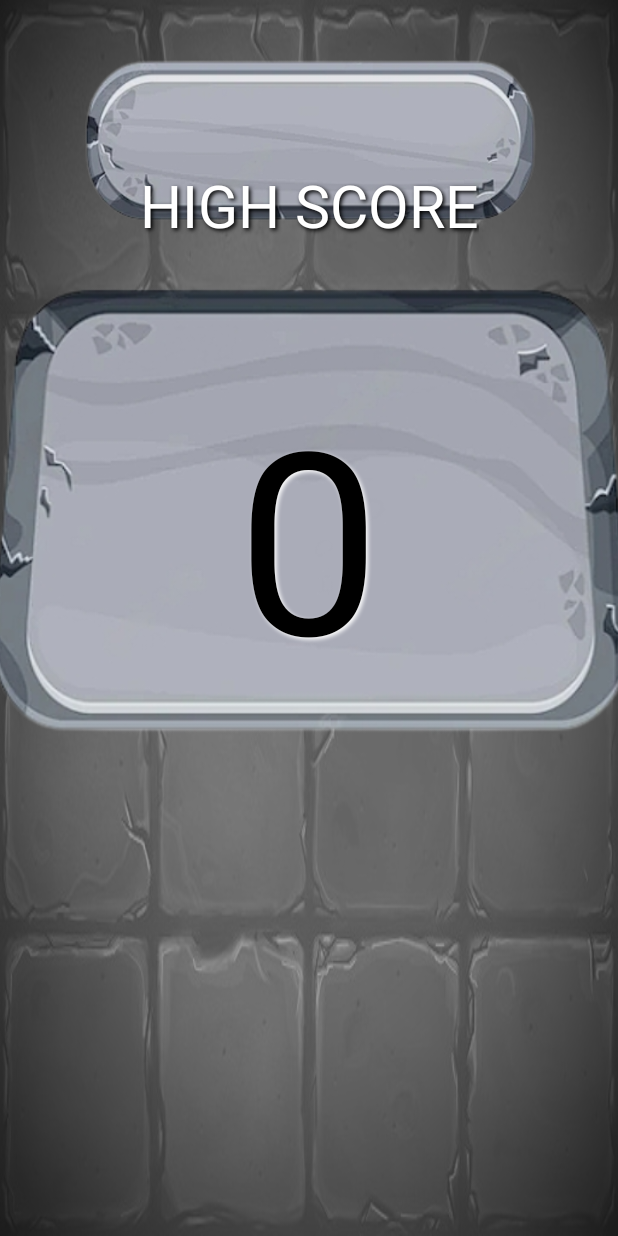
After one commit to SBlaxberg1/OneDeckDungeon, an Android app: the layout highscore_layout.xml on its own in the app's theme, with its tools: preview values and no code run, on a phone screen of 412 x 824 dp. The commit adds this screen. Run offline under Robolectric (Android 15) with nearby library versions, the phone set to English and light mode, and no system bars.

Commit message:
Added high score funtionality

```diff
--- /dev/null
+++ b/app/src/main/res/layout/highscore_layout.xml
@@ -0,0 +1,69 @@
+<?xml version="1.0" encoding="utf-8"?>
+<androidx.constraintlayout.widget.ConstraintLayout xmlns:android="http://schemas.android.com/apk/res/android"
+    xmlns:app="http://schemas.android.com/apk/res-auto"
+    xmlns:tools="http://schemas.android.com/tools"
+    android:layout_width="match_parent"
+    android:layout_height="match_parent"
+    android:background="@drawable/odd_icon_bg">
+
+    <ImageView
+        android:id="@+id/imageView2"
+        android:layout_width="524dp"
+        android:layout_height="411dp"
+        app:layout_constraintBottom_toBottomOf="parent"
+        app:layout_constraintEnd_toEndOf="parent"
+        app:layout_constraintHorizontal_bias="0.424"
+        app:layout_constraintStart_toStartOf="parent"
+        app:layout_constraintTop_toTopOf="parent"
+        app:layout_constraintVertical_bias="0.325"
+        app:srcCompat="@drawable/odd_card_rack_flipped" />
+
+    <ImageView
+        android:id="@+id/imageView3"
+        android:layout_width="375dp"
+        android:layout_height="126dp"
+        android:layout_marginTop="30dp"
+        app:layout_constraintEnd_toEndOf="parent"
+        app:layout_constraintStart_toStartOf="parent"
+        app:layout_constraintTop_toTopOf="parent"
+        app:srcCompat="@drawable/odd_button" />
+
+    <TextView
+        android:id="@+id/highScoreTitle"
+        android:layout_width="wrap_content"
+        android:layout_height="wrap_content"
+        android:layout_marginTop="64dp"
+        android:layout_marginBottom="615dp"
+        android:shadowColor="@color/black"
+        android:shadowDx="1.9"
+        android:shadowDy="1.9"
+        android:shadowRadius="2.9"
+        android:text="@string/highscores"
+        android:textAllCaps="true"
+        android:textColor="@color/white"
+        android:textSize="39sp"
+        app:layout_constraintBottom_toBottomOf="parent"
+        app:layout_constraintEnd_toEndOf="parent"
+        app:layout_constraintStart_toStartOf="parent"
+        app:layout_constraintTop_toTopOf="parent" />
+
+    <TextView
+        android:id="@+id/highScoreText"
+        android:layout_width="wrap_content"
+        android:layout_height="wrap_content"
+        android:layout_marginTop="197dp"
+        android:layout_marginBottom="308dp"
+        android:shadowColor="@color/white"
+        android:shadowDx="1.9"
+        android:shadowDy="1.9"
+        android:shadowRadius="2.9"
+        android:text="@string/ZERO"
+        android:textAllCaps="true"
+        android:textColor="@color/black"
+        android:textSize="170sp"
+        app:layout_constraintBottom_toBottomOf="parent"
+        app:layout_constraintEnd_toEndOf="parent"
+        app:layout_constraintHorizontal_bias="0.498"
+        app:layout_constraintStart_toStartOf="parent"
+        app:layout_constraintTop_toTopOf="parent" />
+</androidx.constraintlayout.widget.ConstraintLayout>
--- a/app/src/main/res/layout/mainmenu_layout.xml
+++ b/app/src/main/res/layout/mainmenu_layout.xml
@@ -48,10 +48,12 @@
             android:layout_width="match_parent"
             android:layout_height="wrap_content"
             android:background="@drawable/odd_button"
-            android:text="@string/settings"
+            android:text="@string/highscores"
             android:textAlignment="center"
             android:textColor="@color/black"
             android:textSize="24sp"
-            android:textStyle="bold" />
+            android:textStyle="bold"
+            android:onClick="goToHighScore"
+            />
     </LinearLayout>
 </androidx.constraintlayout.widget.ConstraintLayout>
```
Also changed, not shown: app/src/main/AndroidManifest.xml (+10 -3 lines), app/src/main/java/com/example/onedeckdungeon/GameModel.java (+5 -7 lines), app/src/main/java/com/example/onedeckdungeon/HighScore.java (added, +60 -0 lines), app/src/main/java/com/example/onedeckdungeon/MainMenu.java (+7 -0 lines), app/src/main/java/com/example/onedeckdungeon/PlayGame.java (+51 -1 lines), app/src/main/res/values/strings.xml (+4 -4 lines).
